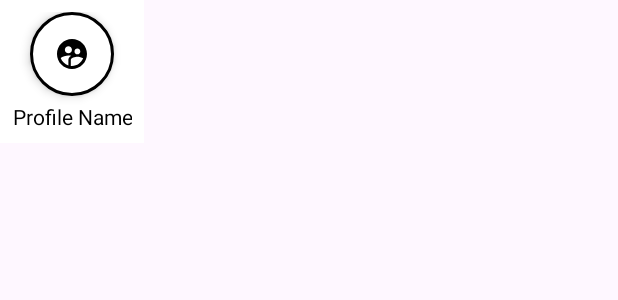
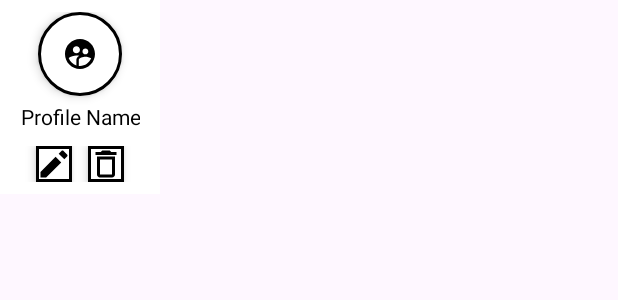
Before and after one commit to erikrichard/SoundSetting_Senai, an Android app: the layout profile_item.xml on its own in the app's theme, with its tools: preview values and no code run, on a phone screen of 412 x 824 dp. Shown: the top 300 px of the screen. Run offline under Robolectric (Android 15) with nearby library versions, the phone set to English and light mode, and no system bars.

Commit message:
Implementei Edição de Profile Implementei Remoção de Profile Implementei Tela inicial para quando não há profiles Fix Bug de não selecionar visualmente o profile ao ser clicado

```diff
--- a/app/src/main/java/com/senai/soundsetting/data/dao/AudioSettingDao.kt
+++ b/app/src/main/java/com/senai/soundsetting/data/dao/AudioSettingDao.kt
@@ -16,6 +16,9 @@ interface AudioSettingDao {
     @Query("SELECT * FROM audiosetting WHERE uid = :id")
     suspend fun getById(id: Int): AudioSetting
 
+    @Query("UPDATE audiosetting SET name = :newName WHERE uid = :id")
+    suspend fun updateName(id: Int, newName: String)
+
     @Insert(onConflict = OnConflictStrategy.REPLACE)
     suspend fun insertAudioSetting(audioSetting: AudioSetting)
 
--- a/app/src/main/java/com/senai/soundsetting/data/repository/AudioSettingRepository.kt
+++ b/app/src/main/java/com/senai/soundsetting/data/repository/AudioSettingRepository.kt
@@ -7,6 +7,7 @@ interface AudioSettingRepository {
     suspend fun getAudioSettings(): List<AudioSetting>?
     suspend fun getAudioSettingById(id: Int): AudioSetting?
     suspend fun saveAudioSetting(audioSetting: AudioSetting)
+    suspend fun editAudioSetting(id: Int, newName:String)
     suspend fun deleteAudioSetting(audioSetting: AudioSetting)
     fun getRepositoryState() : LiveData<RepositoryState>
     fun selectProfile(profile: AudioSetting)
--- /dev/null
+++ b/app/src/main/res/drawable/profile_delete.xml
@@ -0,0 +1,10 @@
+<!-- res/drawable/ic_delete_profile.xml -->
+<vector xmlns:android="http://schemas.android.com/apk/res/android"
+    android:width="24dp"
+    android:height="24dp"
+    android:viewportWidth="24"
+    android:viewportHeight="24">
+    <path
+        android:fillColor="#000000"
+        android:pathData="M16,9v10H8V9h8m-1.5,-6h-5l-1,1H5v2h14V4h-3.5l-1,-1zM18,7H6v12c0,1.1 0.9,2 2,2h8c1.1,0 2,-0.9 2,-2V7z"/>
+</vector>
--- /dev/null
+++ b/app/src/main/res/drawable/profile_edit.xml
@@ -0,0 +1,10 @@
+<!-- res/drawable/ic_edit_profile.xml -->
+<vector xmlns:android="http://schemas.android.com/apk/res/android"
+    android:width="24dp"
+    android:height="24dp"
+    android:viewportWidth="24"
+    android:viewportHeight="24">
+    <path
+        android:fillColor="#000000"
+        android:pathData="M3,17.25V21h3.75l10.06,-10.06l-3.75,-3.75L3,17.25zM20.71,7.04c0.39,-0.39 0.39,-1.02 0,-1.41l-2.34,-2.34c-0.39,-0.39 -1.02,-0.39 -1.41,0l-1.83,1.83l3.75,3.75L20.71,7.04z"/>
+</vector>
--- /dev/null
+++ b/app/src/main/res/drawable/rectangle_background.xml
@@ -0,0 +1,8 @@
+<!-- res/drawable/white_square_with_black_border.xml -->
+<shape xmlns:android="http://schemas.android.com/apk/res/android"
+    android:shape="rectangle">
+    <solid android:color="#FFFFFF"/> <!-- White background -->
+    <stroke
+        android:width="2dp"
+    android:color="#000000"/>
+</shape>
--- a/app/src/main/res/layout/profile_item.xml
+++ b/app/src/main/res/layout/profile_item.xml
@@ -9,7 +9,9 @@
         android:layout_width="wrap_content"
         android:layout_height="wrap_content"
         android:orientation="vertical"
-        android:gravity="center">
+        android:gravity="center"
+        android:layout_marginStart="5dp"
+        android:layout_marginEnd="5dp">
 
         <ImageButton
             android:id="@+id/profileButton"
@@ -29,5 +31,34 @@
             android:textSize="14sp"
             android:text="Profile Name"
             android:gravity="center"/>
+        <LinearLayout
+            android:layout_width="match_parent"
+            android:layout_height="wrap_content"
+            android:orientation="horizontal"
+            android:gravity="center"
+            android:layout_marginTop="10dp"
+            >
+
+            <ImageButton
+                android:id="@+id/editProfileButton"
+                android:layout_width="wrap_content"
+                android:layout_height="wrap_content"
+                android:background="@drawable/rectangle_background"
+                android:scaleType="centerInside"
+                android:src="@drawable/profile_edit"
+                android:elevation="4dp"
+                android:layout_marginEnd="5dp"
+                />
+            <ImageButton
+                android:id="@+id/deleteProfileButton"
+                android:layout_width="wrap_content"
+                android:layout_height="wrap_content"
+                android:background="@drawable/rectangle_background"
+                android:scaleType="centerInside"
+                android:src="@drawable/profile_delete"
+                android:elevation="4dp"
+                android:layout_marginStart="5dp"
+                />
+        </LinearLayout>
     </LinearLayout>
 </FrameLayout>
```
Also changed, not shown: app/src/main/java/com/senai/soundsetting/data/repository/AudioSettingRepositoryImpl.kt (+6 -1 lines), app/src/main/java/com/senai/soundsetting/profile/ProfileAdapter.kt (+28 -2 lines), app/src/main/java/com/senai/soundsetting/profile/ProfileFragment.kt (+54 -5 lines), app/src/main/java/com/senai/soundsetting/profile/ProfileViewModel.kt (+7 -0 lines), app/src/main/res/layout/dialog_edit_profile.xml (added, +22 -0 lines), app/src/main/res/layout/profile_fragment.xml (+13 -1 lines).
